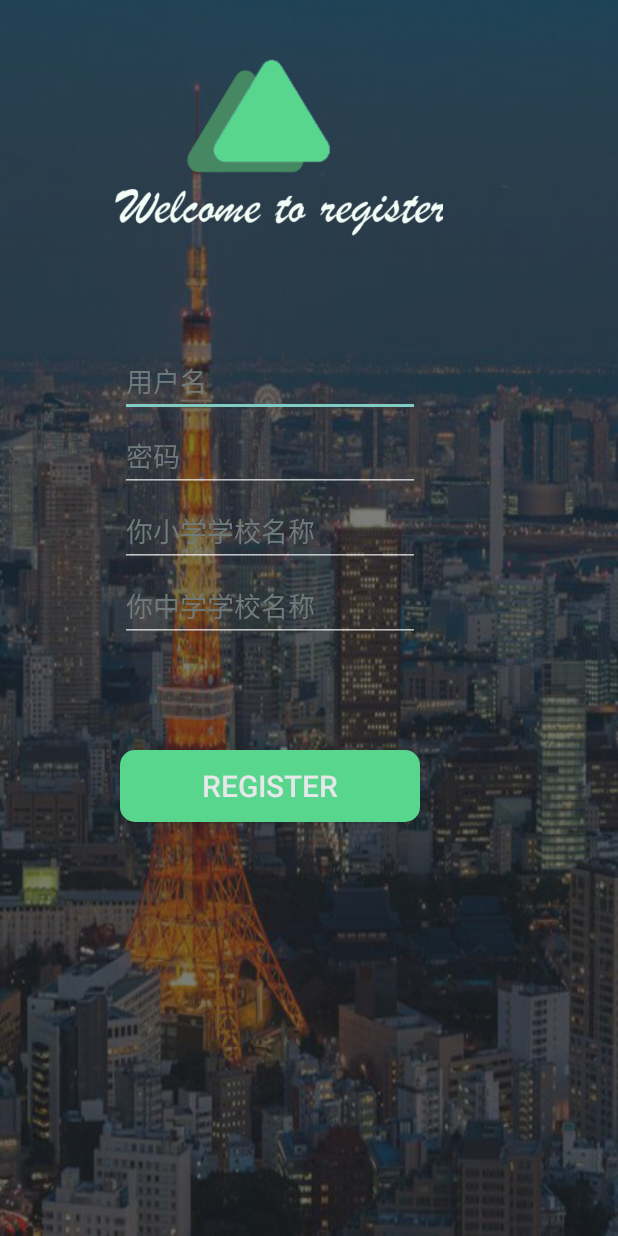
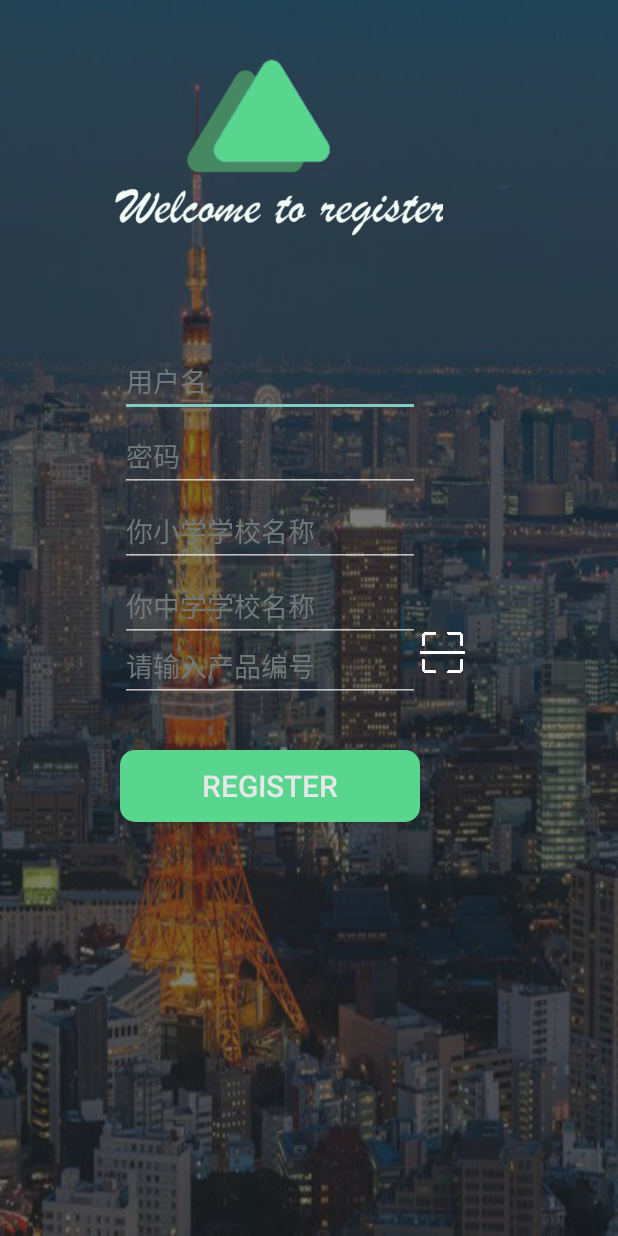
Before and after one commit to a998151/MyWIFIApplication, an Android app: the RegisterActivity screen opened directly, with no data from a screen before it, on a phone screen of 412 x 824 dp. Run offline under Robolectric (Android 15) with nearby library versions, the phone set to English and light mode, and no system bars.

```diff
--- a/app/build.gradle
+++ b/app/build.gradle
@@ -27,5 +27,7 @@ dependencies {
     compile 'com.android.support:appcompat-v7:25.3.1'
     compile 'com.android.support.constraint:constraint-layout:1.0.2'
     compile 'com.android.support:design:25.3.1'
+    compile 'com.android.support:support-v4:25.3.1'
     testCompile 'junit:junit:4.12'
+    compile 'com.hjm:BottomTabBar:1.1.1'
 }
--- a/app/src/main/res/layout/activity_found_password_check_ask.xml
+++ b/app/src/main/res/layout/activity_found_password_check_ask.xml
@@ -5,7 +5,7 @@
     android:layout_width="match_parent"
     android:layout_height="match_parent"
     android:padding="10dp"
-    android:background="#ECF0F1"
+    android:background="#394548"
     tools:context="com.example.alemon.mywifiapplication.FoundPasswordCheckAskActivity">
 
     <TextView
@@ -14,7 +14,7 @@
         android:layout_height="wrap_content"
         android:text="你小学学校名称？"
         android:textSize="20dp"
-        android:textColor="#2C3E50"
+        android:textColor="#ced4da"
         android:layout_marginTop="200dp" />
     <EditText
         android:id="@+id/found_ask1"
@@ -34,7 +34,7 @@
         android:layout_height="wrap_content"
         android:text="你中学学校名称？"
         android:textSize="20dp"
-        android:textColor="#2C3E50"
+        android:textColor="#ced4da"
         android:layout_marginTop="250dp" />
     <EditText
         android:id="@+id/found_ask2"
--- a/app/src/main/res/layout/activity_register.xml
+++ b/app/src/main/res/layout/activity_register.xml
@@ -23,19 +23,6 @@
         android:layout_marginLeft="75dp"
         android:layout_marginTop="90dp" />
 
-    <!--
-    <TextView
-        android:id="@+id/registerTextView"
-        android:layout_width="wrap_content"
-        android:layout_height="wrap_content"
-        android:textColor="@color/text_color"
-        android:clickable="true"
-        android:textSize="28dp"
-        android:text="Welcome to register"
-        android:layout_marginTop="110dp"
-        android:layout_marginLeft="52dp"
-         />
-         -->
 
     <EditText
         android:id="@+id/register_username"
@@ -84,6 +71,18 @@
         android:inputType="textPersonName"
         />
 
+    <EditText
+        android:id="@+id/register_co"
+        android:hint="请输入产品编号"
+        android:textColorHint="#707B7C"
+        android:textColor="#28B463"
+        android:layout_width="200dp"
+        android:layout_height="wrap_content"
+        android:layout_marginTop="420dp"
+        android:layout_marginLeft="80dp"
+        android:inputType="textPersonName"
+        />
+
     <Button
         android:id="@+id/register_button_1"
         android:layout_width="200dp"
@@ -96,4 +95,12 @@
         android:background="@drawable/register_button_shape"
         />
 
+    <Button
+        android:background="@drawable/qrcode"
+        android:layout_width="30dp"
+        android:layout_height="30dp"
+        android:layout_marginTop="420dp"
+        android:layout_marginLeft="280dp"
+         />
+
 </RelativeLayout>
--- /dev/null
+++ b/app/src/main/res/layout/fragment_user.xml
@@ -0,0 +1,6 @@
+<?xml version="1.0" encoding="utf-8"?>
+<LinearLayout xmlns:android="http://schemas.android.com/apk/res/android"
+    android:orientation="vertical" android:layout_width="match_parent"
+    android:layout_height="match_parent">
+
+</LinearLayout>
--- a/app/src/main/res/values/strings.xml
+++ b/app/src/main/res/values/strings.xml
@@ -14,4 +14,7 @@
     <string name="permission_rationale">"Contacts permissions are needed for providing email
         completions."
     </string>
+
+    <!-- TODO: Remove or change this placeholder text -->
+    <string name="hello_blank_fragment">Hello blank fragment</string>
 </resources>
```
Also changed, not shown: app/src/main/java/com/example/alemon/mywifiapplication/AcceptData.java (deleted, +0 -9 lines), app/src/main/java/com/example/alemon/mywifiapplication/ControlFragment.java (added, +23 -0 lines), app/src/main/java/com/example/alemon/mywifiapplication/MainActivity.java (+18 -7 lines), app/src/main/java/com/example/alemon/mywifiapplication/UserManagerFragment.java (added, +20 -0 lines), app/src/main/res/layout/activity_main.xml (+5 -117 lines), app/src/main/res/layout/activity_second.xml (+0 -15 lines), app/src/main/res/layout/fragment_control.xml (added, +128 -0 lines), app/src/main/res/drawable/qrcode.png (added), app/src/main/res/mipmap-mdpi/control.png (added), app/src/main/res/mipmap-mdpi/usermanager.png (added), 1 other file.
